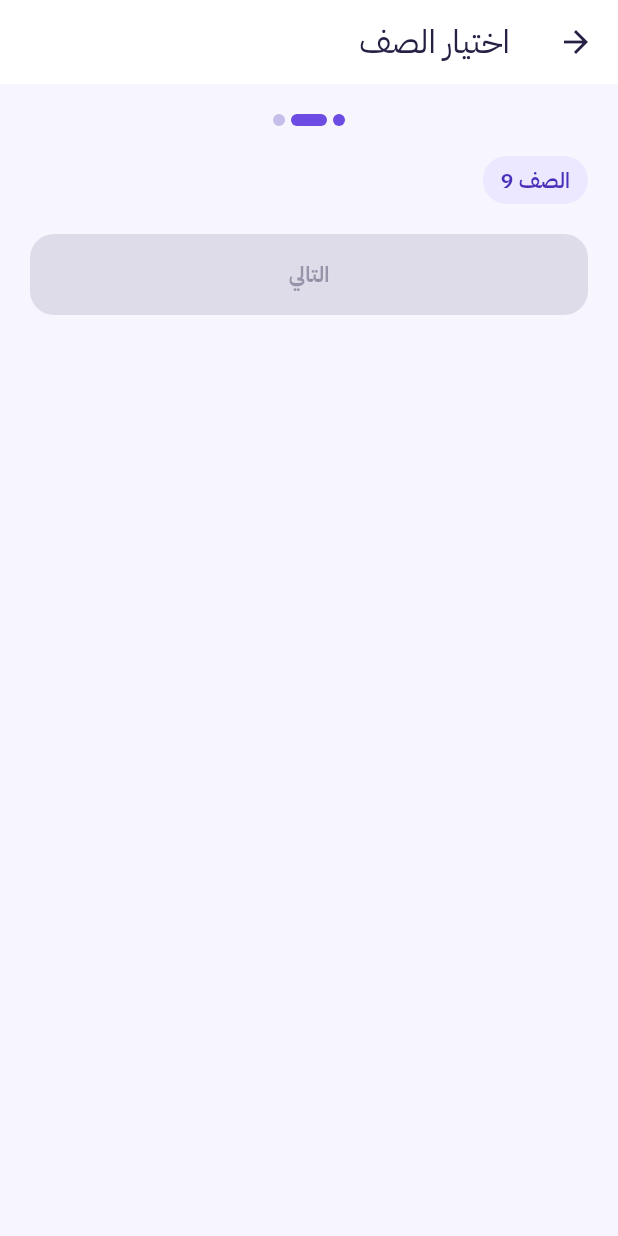
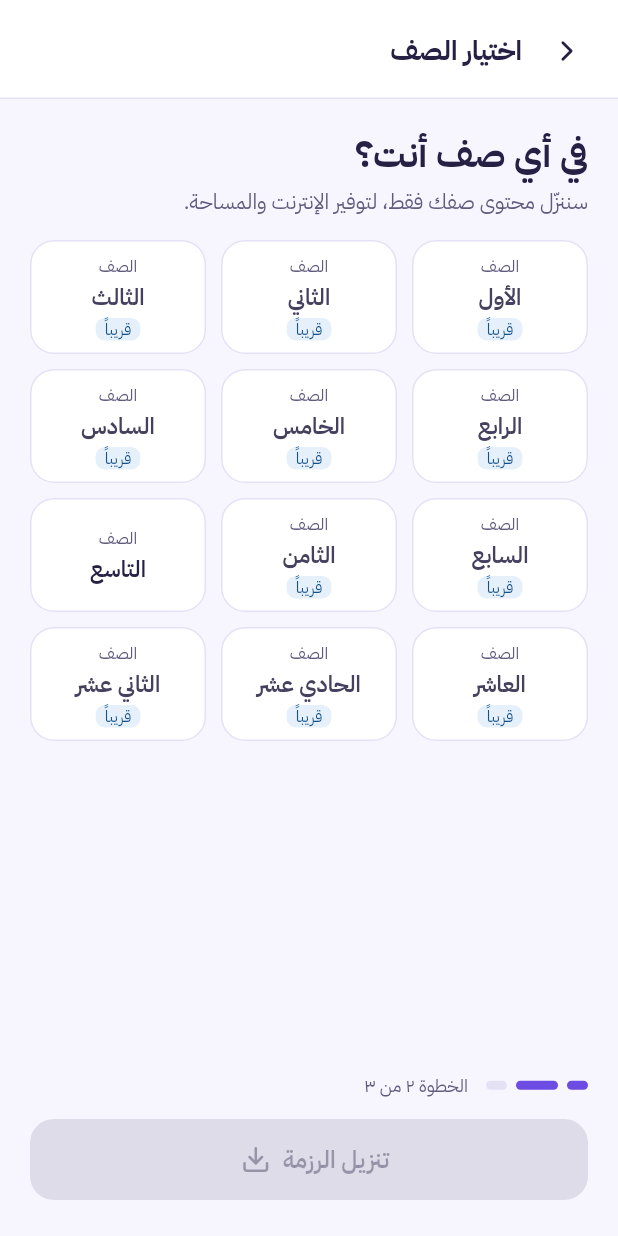
Before and after one commit to KamalAmassi/mualimi, a Flutter app: the GradePage screen opened by its route, on a phone screen of 412 x 824 dp. Run offline on Flutter 3.47's test engine with Material 3 defaults, Android fonts, the phone set to English and light mode, and no system bars; our stand-ins replace connectivity_plus, dartz, device_info_plus, drift, equatable, flutter_local_notifications and 3 more; missing offline and left inert: background_downloader, sqlite3; accounts and stored records are empty; generated files the repository leaves out were written again; statements that could not run were skipped.

Commit message:
Add Grade screen

```diff
--- a/lib/features/onboarding/presentation/controllers/grade_controller.dart
+++ b/lib/features/onboarding/presentation/controllers/grade_controller.dart
@@ -1,8 +1,10 @@
 import 'package:get/get.dart';
 
 import '../../../../core/constants/app_config.dart';
+import '../../../../core/constants/app_strings.dart';
 import '../../../../core/routes/app_routes.dart';
 import '../../domain/usecases/save_grade_usecase.dart';
+import '../widgets/grade_strings.dart';
 
 class GradeController extends GetxController {
   GradeController(this._saveGrade);
@@ -12,7 +14,21 @@ class GradeController extends GetxController {
   final availableGrades = AppConfig.availableGrades;
   final selected = RxnInt();
 
-  void select(int grade) => selected.value = grade;
+  /// The name saved on the welcome step, passed as the route argument.
+  final String studentName = Get.arguments is String ? Get.arguments as String : '';
+
+  String get title => GradeStrings.title(studentName);
+
+  String get downloadLabel {
+    final grade = selected.value;
+    return grade == null ? AppStrings.download : GradeStrings.downloadLabel(grade);
+  }
+
+  bool isAvailable(int grade) => availableGrades.contains(grade);
+
+  void select(int grade) {
+    if (isAvailable(grade)) selected.value = grade;
+  }
 
   Future<void> next() async {
     final grade = selected.value;
--- a/lib/features/onboarding/presentation/controllers/welcome_controller.dart
+++ b/lib/features/onboarding/presentation/controllers/welcome_controller.dart
@@ -14,7 +14,7 @@ class WelcomeController extends GetxController {
   Future<void> next() async {
     final saved = await _saveName(nameField.text);
     invalid.value = !saved;
-    if (saved) Get.toNamed<void>(AppRoutes.grade);
+    if (saved) Get.toNamed<void>(AppRoutes.grade, arguments: nameField.text.trim());
   }
 
   @override
--- a/lib/features/onboarding/presentation/pages/grade_page.dart
+++ b/lib/features/onboarding/presentation/pages/grade_page.dart
@@ -1,39 +1,93 @@
 import 'package:flutter/material.dart';
 import 'package:get/get.dart';
 
+import '../../../../core/constants/app_colors.dart';
 import '../../../../core/constants/app_sizes.dart';
-import '../../../../core/constants/app_strings.dart';
-import '../../../../core/widgets/app_chip.dart';
-import '../../../../core/widgets/primary_button.dart';
-import '../../../../core/widgets/step_progress.dart';
 import '../controllers/grade_controller.dart';
+import '../widgets/grade_dimens.dart';
+import '../widgets/grade_download_button.dart';
+import '../widgets/grade_grid.dart';
+import '../widgets/grade_header.dart';
+import '../widgets/grade_strings.dart';
+import '../widgets/onboarding_step_indicator.dart';
 
 class GradePage extends GetView<GradeController> {
   const GradePage({super.key});
 
   @override
   Widget build(BuildContext context) {
+    final colors = context.colors;
     return Scaffold(
-      appBar: AppBar(title: const Text(AppStrings.grade)),
-      body: Padding(
-        padding: const EdgeInsets.all(AppSizes.pagePadding),
-        child: Column(crossAxisAlignment: CrossAxisAlignment.stretch, children: [
-          const Center(child: StepProgress(current: 2, total: 3)),
-          const SizedBox(height: AppSizes.xl),
-          Obx(() => Wrap(spacing: AppSizes.sm, children: [
-                for (final g in controller.availableGrades)
-                  AppChip(
-                    label: '${AppStrings.gradePrefix} $g',
-                    selected: controller.selected.value == g,
-                    onTap: () => controller.select(g),
+      backgroundColor: colors.background,
+      body: Column(
+        crossAxisAlignment: CrossAxisAlignment.stretch,
+        children: [
+          GradeHeader(onBack: Get.back),
+          Expanded(
+            child: SingleChildScrollView(
+              padding: const EdgeInsets.fromLTRB(
+                AppSizes.pagePadding,
+                AppSizes.pagePadding,
+                AppSizes.pagePadding,
+                AppSizes.lg,
+              ),
+              child: Column(
+                crossAxisAlignment: CrossAxisAlignment.stretch,
+                spacing: AppSizes.lg,
+                children: [
+                  Column(
+                    crossAxisAlignment: CrossAxisAlignment.start,
+                    spacing: GradeDimens.subtitleGap,
+                    children: [
+                      Text(
+                        controller.title,
+                        style: TextStyle(
+                          color: colors.textPrimary,
+                          fontSize: GradeDimens.titleFontSize,
+                          fontWeight: FontWeight.w700,
+                        ),
+                      ),
+                      Text(
+                        GradeStrings.subtitle,
+                        style: TextStyle(
+                          color: colors.textSecondary,
+                          fontSize: GradeDimens.subtitleFontSize,
+                        ),
+                      ),
+                    ],
                   ),
-              ])),
-          const SizedBox(height: AppSizes.xl),
-          Obx(() => PrimaryButton(
-                label: AppStrings.next,
-                onPressed: controller.selected.value == null ? null : controller.next,
-              )),
-        ]),
+                  Obx(() => GradeGrid(
+                        isAvailable: controller.isAvailable,
+                        selected: controller.selected.value,
+                        onSelect: controller.select,
+                      )),
+                ],
+              ),
+            ),
+          ),
+          SafeArea(
+            top: false,
+            child: Padding(
+              padding: const EdgeInsets.fromLTRB(
+                AppSizes.pagePadding,
+                0,
+                AppSizes.pagePadding,
+                AppSizes.xxl,
+              ),
+              child: Column(
+                crossAxisAlignment: CrossAxisAlignment.stretch,
+                spacing: GradeDimens.footerGap,
+                children: [
+                  const OnboardingStepIndicator(current: 2, total: 3, label: GradeStrings.step),
+                  Obx(() => GradeDownloadButton(
+                        label: controller.downloadLabel,
+                        onPressed: controller.selected.value == null ? null : controller.next,
+                      )),
+                ],
+              ),
+            ),
+          ),
+        ],
       ),
     );
   }
--- /dev/null
+++ b/lib/features/onboarding/presentation/widgets/grade_dimens.dart
@@ -0,0 +1,43 @@
+/// Grade-only geometry, copied from design/screens/light/Grade.html
+/// (px → logical pixels). Shared spacing lives in `AppSizes`.
+abstract final class GradeDimens {
+  static const double headerTopPadding = 12;
+  static const double headerSidePadding = 12;
+  static const double headerBottomPadding = 10;
+  static const double headerGap = 8;
+  static const double headerTitleFontSize = 18;
+  static const double headerTitleLineHeight = 1.35;
+  static const double backButton = 44;
+  static const double backButtonRadius = 12;
+  static const double backIcon = 22;
+
+  static const double titleFontSize = 24;
+  static const double subtitleFontSize = 14;
+  static const double subtitleGap = 4;
+
+  static const int gridColumns = 3;
+  static const double gridGap = 10;
+  static const double tileMinHeight = 76;
+  static const double tileRadius = 16;
+  static const double tileBorder = 1;
+  static const double tileSelectedBorder = 2;
+  static const double tileLineGap = 2;
+  static const double tileVerticalPadding = 6;
+  static const double tileCaptionFontSize = 11;
+  static const double tileOrdinalFontSize = 15;
+  static const double tileSelectedOrdinalFontSize = 16;
+
+  static const double badgeFontSize = 10.5;
+  static const double badgeRadius = 6;
+  static const double badgeHorizontalPadding = 6;
+  static const double badgeTopGap = 2;
+
+  static const double checkSize = 22;
+  static const double checkIcon = 14;
+  static const double checkTop = -8;
+  static const double checkLeft = -6;
+
+  static const double footerGap = 14;
+  static const double buttonFontSize = 16;
+  static const double buttonIcon = 20;
+}
--- /dev/null
+++ b/lib/features/onboarding/presentation/widgets/grade_download_button.dart
@@ -0,0 +1,26 @@
+import 'package:flutter/material.dart';
+import 'package:lucide_icons_flutter/lucide_icons.dart';
+
+import 'grade_dimens.dart';
+
+/// Download button with the icon after the label (left side in RTL);
+/// disabled while [onPressed] is null.
+class GradeDownloadButton extends StatelessWidget {
+  const GradeDownloadButton({super.key, required this.label, required this.onPressed});
+
+  final String label;
+  final VoidCallback? onPressed;
+
+  @override
+  Widget build(BuildContext context) {
+    return FilledButton.icon(
+      onPressed: onPressed,
+      iconAlignment: IconAlignment.end,
+      icon: const Icon(LucideIcons.download, size: GradeDimens.buttonIcon),
+      label: Text(
+        label,
+        style: const TextStyle(fontSize: GradeDimens.buttonFontSize, fontWeight: FontWeight.w600),
+      ),
+    );
+  }
+}
--- /dev/null
+++ b/lib/features/onboarding/presentation/widgets/grade_grid.dart
@@ -0,0 +1,49 @@
+import 'package:flutter/material.dart';
+
+import 'grade_dimens.dart';
+import 'grade_tile.dart';
+
+/// Grades 1–12 in rows of three. Rows size to their tallest tile so large
+/// text scales grow the tiles instead of overflowing them.
+class GradeGrid extends StatelessWidget {
+  const GradeGrid({
+    super.key,
+    required this.isAvailable,
+    required this.selected,
+    required this.onSelect,
+  });
+
+  static final _grades = List<int>.generate(12, (index) => index + 1);
+
+  final bool Function(int grade) isAvailable;
+  final int? selected;
+  final ValueChanged<int> onSelect;
+
+  @override
+  Widget build(BuildContext context) {
+    const columns = GradeDimens.gridColumns;
+    return Column(
+      spacing: GradeDimens.gridGap,
+      children: [
+        for (var start = 0; start < _grades.length; start += columns)
+          IntrinsicHeight(
+            child: Row(
+              crossAxisAlignment: CrossAxisAlignment.stretch,
+              spacing: GradeDimens.gridGap,
+              children: [
+                for (final grade in _grades.skip(start).take(columns))
+                  Expanded(
+                    child: GradeTile(
+                      grade: grade,
+                      available: isAvailable(grade),
+                      selected: grade == selected,
+                      onTap: () => onSelect(grade),
+                    ),
+                  ),
+              ],
+            ),
+          ),
+      ],
+    );
+  }
+}
--- /dev/null
+++ b/lib/features/onboarding/presentation/widgets/grade_header.dart
@@ -0,0 +1,68 @@
+import 'package:flutter/material.dart';
+import 'package:lucide_icons_flutter/lucide_icons.dart';
+
+import '../../../../core/constants/app_colors.dart';
+import '../../../../core/constants/app_strings.dart';
+import 'grade_dimens.dart';
+
+/// Top bar with the back chevron (right side in RTL) and the screen title.
+class GradeHeader extends StatelessWidget {
+  const GradeHeader({super.key, required this.onBack});
+
+  final VoidCallback onBack;
+
+  @override
+  Widget build(BuildContext context) {
+    final colors = context.colors;
+    return DecoratedBox(
+      decoration: BoxDecoration(
+        color: colors.surface,
+        border: Border(bottom: BorderSide(color: colors.outline)),
+      ),
+      child: SafeArea(
+        bottom: false,
+        child: Padding(
+          padding: const EdgeInsets.fromLTRB(
+            GradeDimens.headerSidePadding,
+            GradeDimens.headerTopPadding,
+            GradeDimens.headerSidePadding,
+            GradeDimens.headerBottomPadding,
+          ),
+          child: Row(
+            spacing: GradeDimens.headerGap,
+            children: [
+              SizedBox.square(
+                dimension: GradeDimens.backButton,
+                child: IconButton(
+                  onPressed: onBack,
+                  tooltip: MaterialLocalizations.of(context).backButtonTooltip,
+                  style: IconButton.styleFrom(
+                    shape: RoundedRectangleBorder(
+                      borderRadius: BorderRadius.circular(GradeDimens.backButtonRadius),
+                    ),
+                  ),
+                  icon: Icon(
+                    LucideIcons.chevronRight,
+                    size: GradeDimens.backIcon,
+                    color: colors.textPrimary,
+                  ),
+                ),
+              ),
+              Expanded(
+                child: Text(
+                  AppStrings.grade,
+                  style: TextStyle(
+                    color: colors.textPrimary,
+                    fontSize: GradeDimens.headerTitleFontSize,
+                    fontWeight: FontWeight.w700,
+                    height: GradeDimens.headerTitleLineHeight,
+                  ),
+                ),
+              ),
+            ],
+          ),
+        ),
+      ),
+    );
+  }
+}
--- /dev/null
+++ b/lib/features/onboarding/presentation/widgets/grade_strings.dart
@@ -0,0 +1,19 @@
+import '../../../../core/constants/app_strings.dart';
+import '../../../content_manager/presentation/constants/grade_ordinals.dart';
+
+/// Grade-only copy, taken from design/screens/light/Grade.html. The title and
+/// the button label are split around the student's name and the grade.
+abstract final class GradeStrings {
+  static const titlePrefix = 'في أي صف أنت';
+  static const vocative = 'يا';
+  static const questionMark = '؟';
+  static const subtitle = 'سننزّل محتوى صفك فقط، لتوفير الإنترنت والمساحة.';
+  static const downloadPrefix = 'تنزيل رزمة';
+  static const step = 'الخطوة ٢ من ٣';
+
+  static String title(String name) =>
+      name.isEmpty ? '$titlePrefix$questionMark' : '$titlePrefix $vocative $name$questionMark';
+
+  static String downloadLabel(int grade) =>
+      '$downloadPrefix ${AppStrings.gradePrefix} ${GradeOrdinals.of(grade)}';
+}
--- /dev/null
+++ b/lib/features/onboarding/presentation/widgets/grade_tile.dart
@@ -0,0 +1,125 @@
+import 'package:flutter/material.dart';
+import 'package:lucide_icons_flutter/lucide_icons.dart';
+
+import '../../../../core/constants/app_colors.dart';
+import '../../../../core/constants/app_strings.dart';
+import '../../../content_manager/presentation/constants/grade_ordinals.dart';
+import 'grade_dimens.dart';
+
+/// One grade in the grid: selectable, selected (with a check badge), or not
+/// offered yet ("قريباً", not tappable).
+class GradeTile extends StatelessWidget {
+  const GradeTile({
+    super.key,
+    required this.grade,
+    required this.available,
+    required this.selected,
+    required this.onTap,
+  });
+
+  final int grade;
+  final bool available;
+  final bool selected;
+  final VoidCallback onTap;
+
+  @override
+  Widget build(BuildContext context) {
+    final colors = context.colors;
+    final radius = BorderRadius.circular(GradeDimens.tileRadius);
+    return Stack(
+      clipBehavior: Clip.none,
+      children: [
+        Material(
+          color: selected ? colors.tint : colors.surface,
+          shape: RoundedRectangleBorder(
+            borderRadius: radius,
+            side: BorderSide(
+              color: selected ? colors.primary : colors.outline,
+              width: selected ? GradeDimens.tileSelectedBorder : GradeDimens.tileBorder,
+            ),
+          ),
+          child: InkWell(
+            borderRadius: radius,
+            onTap: available ? onTap : null,
+            child: ConstrainedBox(
+              constraints: const BoxConstraints(
+                minHeight: GradeDimens.tileMinHeight,
+                minWidth: double.infinity,
+              ),
+              child: Padding(
+                padding: const EdgeInsets.symmetric(vertical: GradeDimens.tileVerticalPadding),
+                child: Column(
+                  mainAxisAlignment: MainAxisAlignment.center,
+                  spacing: GradeDimens.tileLineGap,
+                  children: [
+                    Text(
+                      AppStrings.gradePrefix,
+                      style: TextStyle(
+                        color: selected ? colors.primary : colors.textSecondary,
+                        fontSize: GradeDimens.tileCaptionFontSize,
+                      ),
+                    ),
+                    Text(
+                      GradeOrdinals.of(grade),
+                      textAlign: TextAlign.center,
+                      style: TextStyle(
+                        color: selected
+                            ? colors.primary
+                            : available
+                                ? colors.textPrimary
+                                : colors.textBody,
+                        fontSize: selected
+                            ? GradeDimens.tileSelectedOrdinalFontSize
+                            : GradeDimens.tileOrdinalFontSize,
+                        fontWeight: selected ? FontWeight.w700 : FontWeight.w600,
+                      ),
+                    ),
+                    if (!available) const _ComingSoonBadge(),
+                  ],
+                ),
+              ),
+            ),
+          ),
+        ),
+        if (selected)
+          const Positioned(top: GradeDimens.checkTop, left: GradeDimens.checkLeft, child: _CheckBadge()),
+      ],
+    );
+  }
+}
+
+class _ComingSoonBadge extends StatelessWidget {
+  const _ComingSoonBadge();
+
+  @override
+  Widget build(BuildContext context) {
+    final colors = context.colors;
+    return Container(
+      margin: const EdgeInsets.only(top: GradeDimens.badgeTopGap),
+      padding: const EdgeInsets.symmetric(horizontal: GradeDimens.badgeHorizontalPadding),
+      decoration: BoxDecoration(
+        color: colors.infoContainer,
+        borderRadius: BorderRadius.circular(GradeDimens.badgeRadius),
+      ),
+      child: Text(
+        AppStrings.comingSoon,
+        style: TextStyle(color: colors.onInfoContainer, fontSize: GradeDimens.badgeFontSize),
+      ),
+    );
+  }
+}
+
+class _CheckBadge extends StatelessWidget {
+  const _CheckBadge();
+
+  @override
+  Widget build(BuildContext context) {
+    final colors = context.colors;
+    return Container(
+      width: GradeDimens.checkSize,
+      height: GradeDimens.checkSize,
+      decoration: BoxDecoration(color: colors.primary, shape: BoxShape.circle),
+      child: Icon(LucideIcons.check, size: GradeDimens.checkIcon, color: colors.onPrimary),
+    );
+  }
+}
```
Also changed, not shown: 4 other files.
